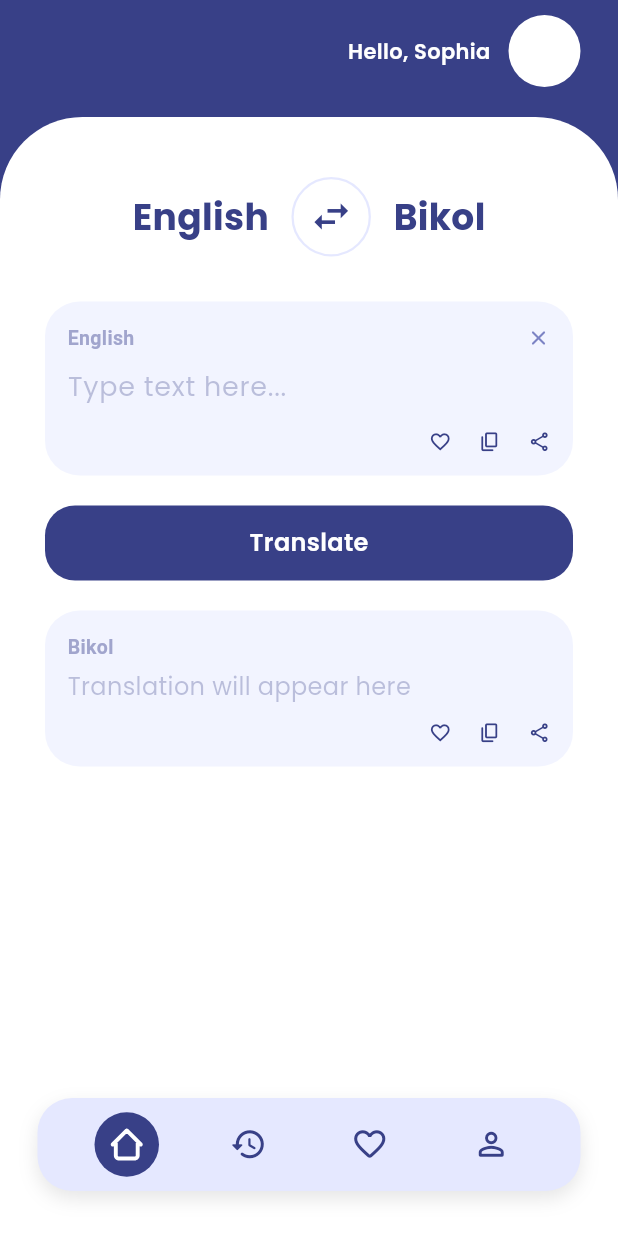
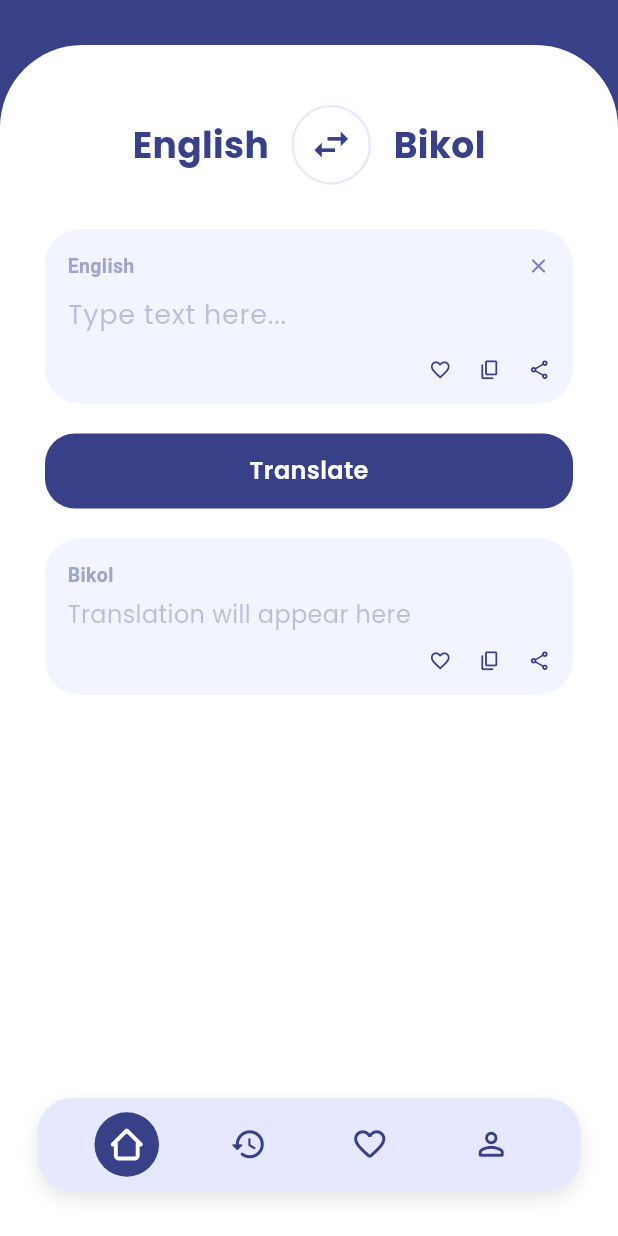
Before and after one commit to xnglcxbb/TataramonTech_frontend, a Flutter app: the HomeScreen screen opened by its route, on a phone screen of 412 x 824 dp. Run offline on Flutter 3.47's test engine with Material 3 defaults, Android fonts, the light colour scheme and no system bars; our stand-ins replace flutter_svg, share_plus.

Commit message:
Fix: app name TataramonTech, custom logo icon, remove header name and avatar

```diff
--- a/lib/screens/home_screen.dart
+++ b/lib/screens/home_screen.dart
@@ -351,23 +351,9 @@ class _HomeScreenState extends State<HomeScreen> {
   }
 
   Widget _buildTopHeader() {
-    return Padding(
-      padding: const EdgeInsets.fromLTRB(25, 10, 25, 20),
-      child: Row(
-        mainAxisAlignment: MainAxisAlignment.end,
-        children: [
-          Text(
-            'Hello, ${widget.userName.split(' ').first}',
-            style: const TextStyle(
-              color: Colors.white,
-              fontSize: 14,
-              fontFamily: 'PoppinsSemiBold',
-            ),
-          ),
-          const SizedBox(width: 12),
-          const CircleAvatar(radius: 24, backgroundColor: Colors.white),
-        ],
-      ),
+    return const Padding(
+      padding: EdgeInsets.fromLTRB(25, 10, 25, 20),
+      child: SizedBox.shrink(),
     );
   }
 
```
Also changed, not shown: pubspec.yaml (+7 -0 lines), pubspec.lock, 6 other files.
